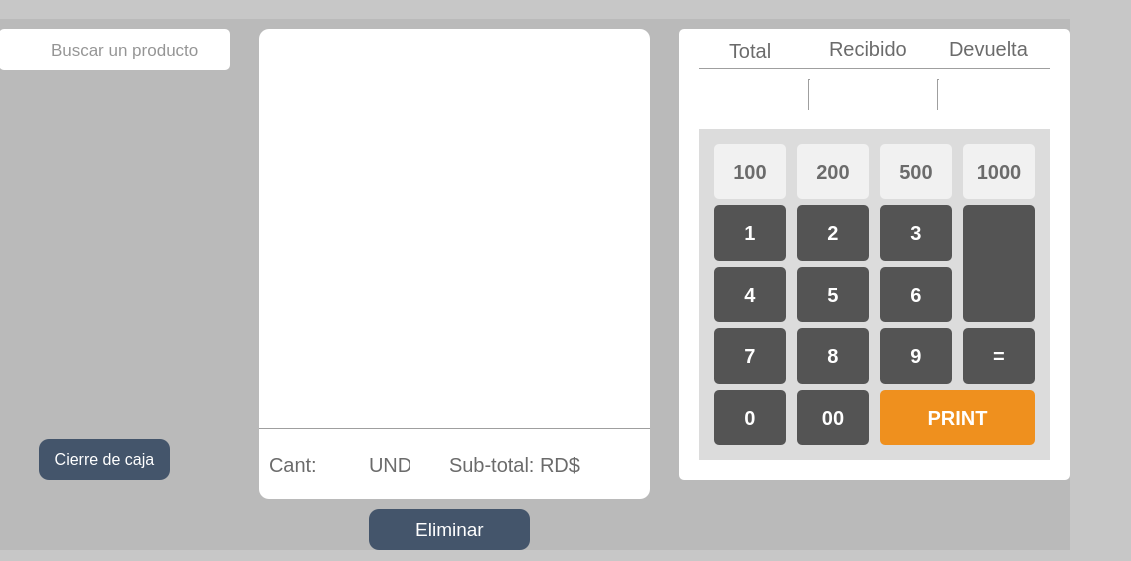
Above: ui/Facturar.ui from Moises024/sistema_de_caja before the change. Below: the same form after it.
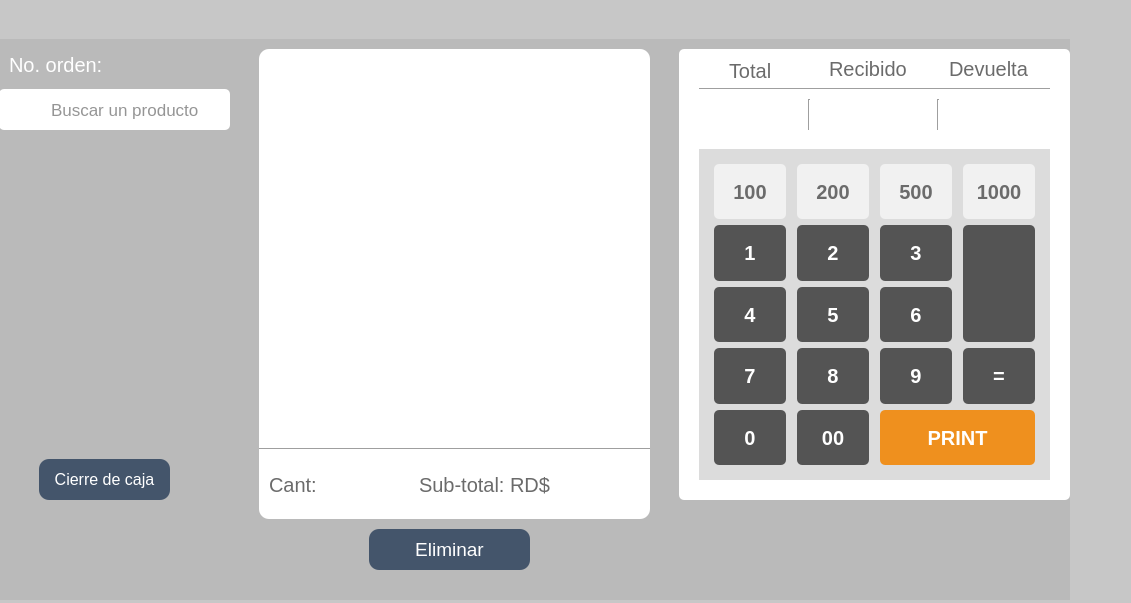
That is the form after the change. Icons and pictures are not drawn.

```diff
--- a/ui/Facturar.ui
+++ b/ui/Facturar.ui
@@ -7,7 +7,7 @@
     <x>0</x>
     <y>0</y>
     <width>1131</width>
-    <height>561</height>
+    <height>603</height>
    </rect>
   </property>
   <property name="windowTitle">
@@ -20,9 +20,9 @@
    <property name="geometry">
     <rect>
      <x>-1</x>
-     <y>19</y>
+     <y>39</y>
      <width>1071</width>
-     <height>531</height>
+     <height>561</height>
     </rect>
    </property>
    <widget class="QLabel" name="precio_total">
@@ -156,7 +156,7 @@
     <property name="geometry">
      <rect>
       <x>0</x>
-      <y>10</y>
+      <y>50</y>
       <width>231</width>
       <height>41</height>
      </rect>
@@ -828,9 +828,9 @@
     <property name="geometry">
      <rect>
       <x>0</x>
-      <y>50</y>
+      <y>100</y>
       <width>231</width>
-      <height>221</height>
+      <height>201</height>
      </rect>
     </property>
     <property name="styleSheet">
@@ -846,7 +846,7 @@
        <x>0</x>
        <y>0</y>
        <width>231</width>
-       <height>221</height>
+       <height>201</height>
       </rect>
      </property>
     </widget>
@@ -903,26 +903,6 @@
       <string/>
      </property>
     </widget>
-    <widget class="QLabel" name="label_5">
-     <property name="geometry">
-      <rect>
-       <x>110</x>
-       <y>30</y>
-       <width>41</width>
-       <height>31</height>
-      </rect>
-     </property>
-     <property name="styleSheet">
-      <string notr="true">color: rgb(107, 107, 107);
-	background: transparent;
-	font-size: 20px;
-	font-weight: 200;
-	text-align:end;</string>
-     </property>
-     <property name="text">
-      <string>UND</string>
-     </property>
-    </widget>
     <widget class="QLabel" name="label">
      <property name="geometry">
       <rect>
@@ -947,9 +927,9 @@
     <widget class="QLabel" name="label_12">
      <property name="geometry">
       <rect>
-       <x>190</x>
+       <x>160</x>
        <y>30</y>
-       <width>131</width>
+       <width>151</width>
        <height>31</height>
       </rect>
      </property>
@@ -968,9 +948,9 @@
     <widget class="QLabel" name="total">
      <property name="geometry">
       <rect>
-       <x>320</x>
+       <x>290</x>
        <y>30</y>
-       <width>71</width>
+       <width>101</width>
        <height>31</height>
       </rect>
      </property>
@@ -989,7 +969,7 @@
     <property name="geometry">
      <rect>
       <x>0</x>
-      <y>10</y>
+      <y>50</y>
       <width>41</width>
       <height>41</height>
      </rect>
@@ -1007,6 +987,59 @@
      <bool>true</bool>
     </property>
    </widget>
+   <widget class="QLabel" name="label_3">
+    <property name="geometry">
+     <rect>
+      <x>10</x>
+      <y>0</y>
+      <width>101</width>
+      <height>51</height>
+     </rect>
+    </property>
+    <property name="font">
+     <font>
+      <pointsize>-1</pointsize>
+     </font>
+    </property>
+    <property name="styleSheet">
+     <string notr="true">QLabel {
+	color: white;
+	background: transparent;
+	font-size: 20px;
+	font-weight: pold;
+
+}</string>
+    </property>
+    <property name="text">
+     <string>No. orden:</string>
+    </property>
+   </widget>
+   <widget class="QLabel" name="no_orden">
+    <property name="geometry">
+     <rect>
+      <x>106</x>
+      <y>10</y>
+      <width>51</width>
+      <height>31</height>
+     </rect>
+    </property>
+    <property name="font">
+     <font>
+      <pointsize>-1</pointsize>
+     </font>
+    </property>
+    <property name="styleSheet">
+     <string notr="true">QLabel {
+	color: white;
+	background: transparent;
+	font-size: 20px;
+	font-weight: pold;
+}</string>
+    </property>
+    <property name="text">
+     <string/>
+    </property>
+   </widget>
    <zorder>detalles</zorder>
    <zorder>listView_2</zorder>
    <zorder>precio_total</zorder>
```
Left out of the diff: 2 changed lines with no effect on the pictures.
